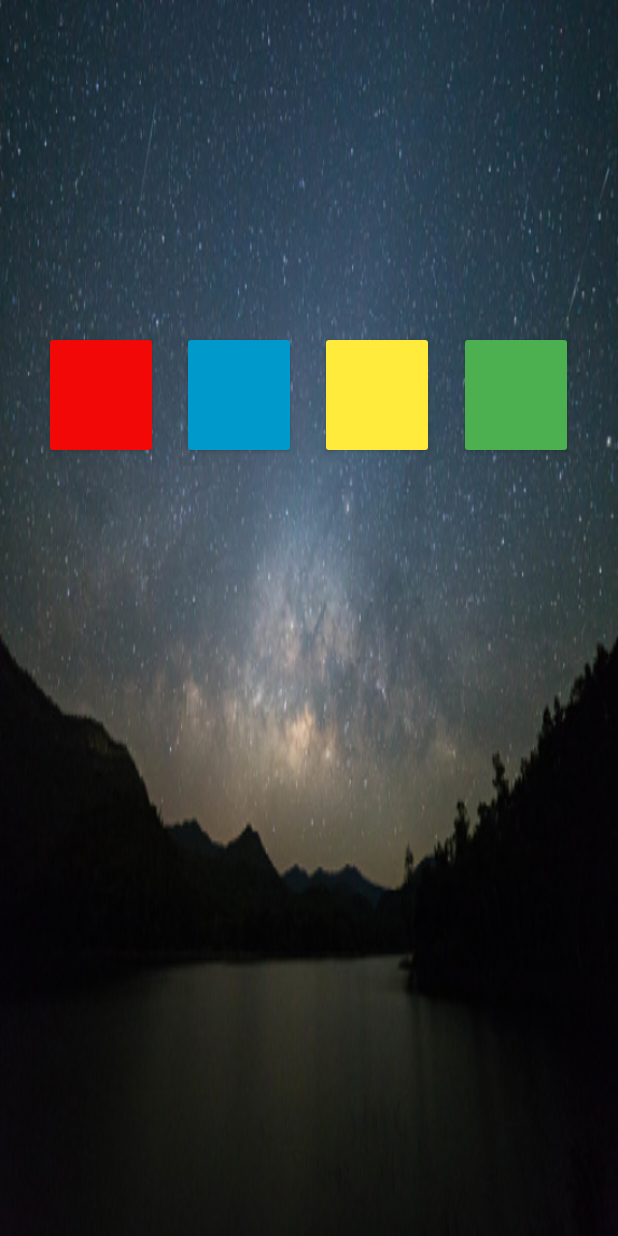
After one commit to granttg2/cis400_ptsd, an Android app: the Game1 screen opened directly, with no data from a screen before it, on a phone screen of 412 x 824 dp. The commit adds this screen. Run offline under Robolectric (Android 15) with nearby library versions, the light colour scheme and no system bars.

Commit message:
Updates for game stuff. Some new files and modded manifest and strings.xml

```diff
--- a/app/src/main/AndroidManifest.xml
+++ b/app/src/main/AndroidManifest.xml
@@ -11,6 +11,8 @@
         android:theme="@style/Theme.Cis400_ptsd">
         <activity android:name=".CheckListMain"/>
         <activity android:name=".GameMain"/>
+        <activity android:name=".Game1"/>
+        <activity android:name=".Game2"/>
         <activity android:name=".MapMain"/>
         <activity android:name=".MeditationMain"/>
         <activity
--- /dev/null
+++ b/app/src/main/java/com/example/cis400_ptsd/Game1.java
@@ -0,0 +1,14 @@
+package com.example.cis400_ptsd;
+
+import android.app.Activity;
+import android.os.Bundle;
+
+public class Game1 extends Activity {
+
+    @Override
+    protected void onCreate(Bundle savedInstanceState){
+        super.onCreate(savedInstanceState);
+
+        setContentView(R.layout.game_1);
+    }
+}
--- a/app/src/main/java/com/example/cis400_ptsd/MainActivity.java
+++ b/app/src/main/java/com/example/cis400_ptsd/MainActivity.java
@@ -67,7 +67,7 @@ public class MainActivity extends AppCompatActivity {
 
         meditation_button.setOnClickListener(new View.OnClickListener() {
             @Override
-            public void onClick(View view) {switch_activities(GameMain.class);}});
+            public void onClick(View view) {switch_activities(MeditationMain.class);}});
 
         game_button.setOnClickListener(new View.OnClickListener() {
             @Override
--- /dev/null
+++ b/app/src/main/res/layout/game_1.xml
@@ -0,0 +1,73 @@
+<?xml version="1.0" encoding="utf-8"?>
+<androidx.constraintlayout.widget.ConstraintLayout xmlns:android="http://schemas.android.com/apk/res/android"
+    xmlns:app="http://schemas.android.com/apk/res-auto"
+    xmlns:tools="http://schemas.android.com/tools"
+    android:id="@+id/game_1_layout"
+    android:layout_width="match_parent"
+    android:layout_height="match_parent"
+    android:background="@drawable/stars_background"
+    android:gravity="center"
+    android:orientation="vertical"
+    android:theme="@style/Theme.Cis400_ptsd">
+
+    <Button
+        android:id="@+id/blueButton"
+        android:layout_width="76dp"
+        android:layout_height="85dp"
+        android:layout_marginStart="16dp"
+        android:layout_marginTop="174dp"
+        android:layout_marginBottom="472dp"
+        android:backgroundTint="@android:color/holo_blue_dark"
+        android:textColor="#040404"
+        app:layout_constraintBottom_toBottomOf="parent"
+        app:layout_constraintStart_toEndOf="@+id/redButton"
+        app:layout_constraintTop_toTopOf="parent"
+        tools:ignore="SpeakableTextPresentCheck" />
+
+    <Button
+        android:id="@+id/redButton"
+        android:layout_width="76dp"
+        android:layout_height="85dp"
+        android:layout_marginStart="29dp"
+        android:layout_marginTop="174dp"
+        android:layout_marginEnd="16dp"
+        android:layout_marginBottom="472dp"
+        android:backgroundTint="#F30808"
+        android:textColor="#020202"
+        app:layout_constraintBottom_toBottomOf="parent"
+        app:layout_constraintEnd_toStartOf="@+id/blueButton"
+        app:layout_constraintStart_toStartOf="parent"
+        app:layout_constraintTop_toTopOf="parent"
+        tools:ignore="SpeakableTextPresentCheck" />
+
+    <Button
+        android:id="@+id/yellowButton"
+        android:layout_width="76dp"
+        android:layout_height="85dp"
+        android:layout_marginStart="16dp"
+        android:layout_marginTop="174dp"
+        android:layout_marginBottom="472dp"
+        android:backgroundTint="#FFEB3B"
+        android:textColor="#050505"
+        app:layout_constraintBottom_toBottomOf="parent"
+        app:layout_constraintStart_toEndOf="@+id/blueButton"
+        app:layout_constraintTop_toTopOf="parent"
+        tools:ignore="SpeakableTextPresentCheck" />
+
+    <Button
+        android:id="@+id/greenButton"
+        android:layout_width="76dp"
+        android:layout_height="85dp"
+        android:layout_marginStart="16dp"
+        android:layout_marginTop="174dp"
+        android:layout_marginEnd="29dp"
+        android:layout_marginBottom="472dp"
+        android:backgroundTint="#4CAF50"
+        android:textColor="#020202"
+        app:layout_constraintBottom_toBottomOf="parent"
+        app:layout_constraintEnd_toEndOf="parent"
+        app:layout_constraintStart_toEndOf="@+id/yellowButton"
+        app:layout_constraintTop_toTopOf="parent"
+        tools:ignore="SpeakableTextPresentCheck" />
+
+</androidx.constraintlayout.widget.ConstraintLayout>
--- a/app/src/main/res/values/strings.xml
+++ b/app/src/main/res/values/strings.xml
@@ -10,4 +10,7 @@
     <string name="med_mood">Could Be Better</string>
     <string name="good_mood">Great</string>
     <string name="feeling">How\'re you feeling?</string>
+    <string name="game_1_text">Sand Fill</string>
+    <string name="game_2_text">Sand Slice</string>
+    <string name="games_welcome_message">Welcome to Games!</string>
 </resources>
```
Also changed, not shown: app/src/main/java/com/example/cis400_ptsd/Game2.java (added, +14 -0 lines), app/src/main/java/com/example/cis400_ptsd/GameMain.java (+46 -0 lines), app/src/main/res/layout/game.xml (+44 -1 lines), app/src/main/res/layout/game_2.xml (added, +84 -0 lines), app/src/main/res/drawable-mdpi/circle_for_sand_slice.png (added), app/src/main/res/drawable-tvdpi/cup_for_sand_fill.png (added), app/src/main/res/drawable-tvdpi/glass_for_sand_fill.jpeg (added), app/src/main/res/drawable-tvdpi/stars_background.jpeg (added).
